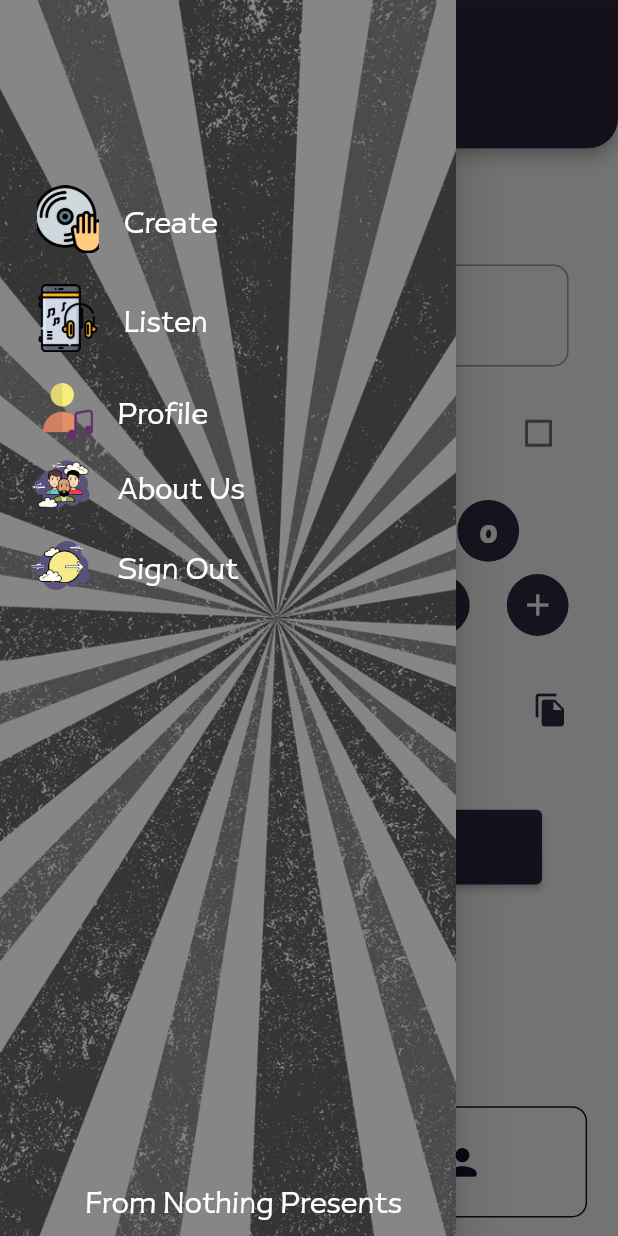
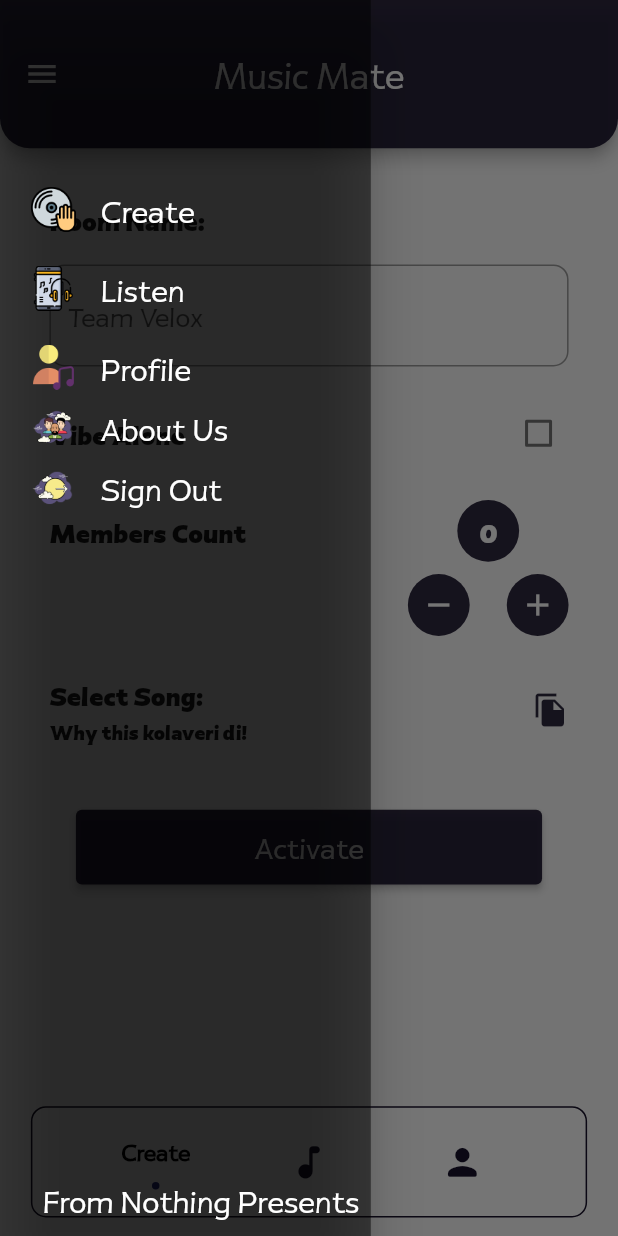
Before and after one commit to jagadeesJr/music_mate, a Flutter app: the Dashboard screen opened by its route, with the side drawer open, on a phone screen of 412 x 824 dp. Run offline on Flutter 3.47's test engine with Material 2 defaults, Android fonts, the phone set to English and light mode, and no system bars; drawn by our look-alikes of flashy_tab_bar2; our stand-ins replace carousel_slider, connectivity_plus, dio, dots_indicator, shared_preferences; accounts and stored records are empty.

Commit message:
drawer UI trial

```diff
--- a/lib/screens/dash_board/dash_board.dart
+++ b/lib/screens/dash_board/dash_board.dart
@@ -31,16 +31,23 @@ class _DashboardState extends State<Dashboard> {
         builder: (BuildContext context, BoxConstraints constraints) {
       return Scaffold(
         extendBody: true,
-        drawer: Drawer(
-          child: Container(
-            decoration: BoxDecoration(
-                image: DecorationImage(
-                    image: Image.asset('assets/images/design_1.jpg').image,
-                    fit: BoxFit.cover)),
-            child: Container(
-                color: Colors.black38,
-                height: double.infinity,
-                child: Padding(
+        drawer:Theme(
+      data: Theme.of(context).copyWith(
+       canvasColor: Colors.transparent.withOpacity(0.5),
+           ),
+      child: Drawer(
+        width:MediaQuery.of(context).size.width*0.6,
+          child:
+          // SizedBox(
+            // decoration: BoxDecoration(
+                // image: DecorationImage(
+                //     image: Image.asset('assets/images/design_1.jpg').image,
+                //     fit: BoxFit.cover)),
+            // child: SizedBox(
+                // color: Colors.black38,
+                // height: double.infinity,
+                // child:
+                 Padding(
                   padding: EdgeInsets.fromLTRB(
                       SizeConfig.blockSizeHorizontal! * 5,
                       SizeConfig.blockSizeVertical! * 0,
@@ -56,10 +63,11 @@ class _DashboardState extends State<Dashboard> {
                       Row(
                         mainAxisAlignment: MainAxisAlignment.start,
                         children: [
-                          SizedBox(width: SizeConfig.blockSizeVertical!*0.5,),
+                          // SizedBox(width: SizeConfig.blockSizeVertical!*0.5,),
                      Container(
-                      height: SizeConfig.blockSizeHorizontal!* 11,
-                      width: SizeConfig.blockSizeVertical!*5,
+                      padding:const EdgeInsets.all(15),
+                      // height: SizeConfig.blockSizeHorizontal!* 11,
+                      // width: SizeConfig.blockSizeVertical!*5,
                      decoration: BoxDecoration(
                 image: DecorationImage(
                     image: Image.asset('assets/icons/dj.png').image,
@@ -77,10 +85,11 @@ class _DashboardState extends State<Dashboard> {
                       ),
                       Row(
                         children: [
-                          SizedBox(width: SizeConfig.blockSizeVertical!*0.5,),
+                          // SizedBox(width: SizeConfig.blockSizeVertical!*0.5,),
                           Container(
-                      height: SizeConfig.blockSizeHorizontal!* 11,
-                      width: SizeConfig.blockSizeVertical!*5,
+                      // height: SizeConfig.blockSizeHorizontal!* 11,
+                      // width: SizeConfig.blockSizeVertical!*5,
+                      padding:const EdgeInsets.all(15),
                      decoration: BoxDecoration(
                 image: DecorationImage(
                     image: Image.asset('assets/icons/smartphone.png').image,
@@ -100,11 +109,11 @@ class _DashboardState extends State<Dashboard> {
                       ),
                       Row(
                         children: [
-                          SizedBox(width: SizeConfig.blockSizeVertical!*1,),
+                          // SizedBox(width: SizeConfig.blockSizeVertical!*1,),
                           Container(
-
-                      height: SizeConfig.blockSizeHorizontal!* 9,
-                      width: SizeConfig.blockSizeVertical!*4,
+                            padding:const EdgeInsets.all(15),
+                      // height: SizeConfig.blockSizeHorizontal!* 9,
+                      // width: SizeConfig.blockSizeVertical!*4,
                      decoration: BoxDecoration(
                 image: DecorationImage(
                     image: Image.asset('assets/icons/user_2.png').image,
@@ -136,8 +145,9 @@ class _DashboardState extends State<Dashboard> {
                           children: [
 
                             Container(
-                        height: SizeConfig.blockSizeHorizontal!* 11,
-                        width: SizeConfig.blockSizeVertical!*5,
+                        // height: SizeConfig.blockSizeHorizontal!* 11,
+                        // width: SizeConfig.blockSizeVertical!*5,
+                        padding:const EdgeInsets.all(15),
                      decoration: BoxDecoration(
                 image: DecorationImage(
                     image: Image.asset('assets/icons/about_us.png').image,
@@ -160,8 +170,9 @@ class _DashboardState extends State<Dashboard> {
                       Row(
                         children: [
                           Container(
-                      height: SizeConfig.blockSizeHorizontal!* 11,
-                      width: SizeConfig.blockSizeVertical!*5,
+                            padding:const EdgeInsets.all(15),
+                      // height: SizeConfig.blockSizeHorizontal!* 11,
+                      // width: SizeConfig.blockSizeVertical!*5,
                      decoration: BoxDecoration(
                 image: DecorationImage(
                     image: Image.asset('assets/icons/log_out.png').image,
@@ -195,7 +206,7 @@ class _DashboardState extends State<Dashboard> {
                   ),
                 )),
           ),
-        ),
+
         appBar: AppBar(
           toolbarHeight: SizeConfig.blockSizeVertical! * 12,
           shape: const RoundedRectangleBorder(
```
